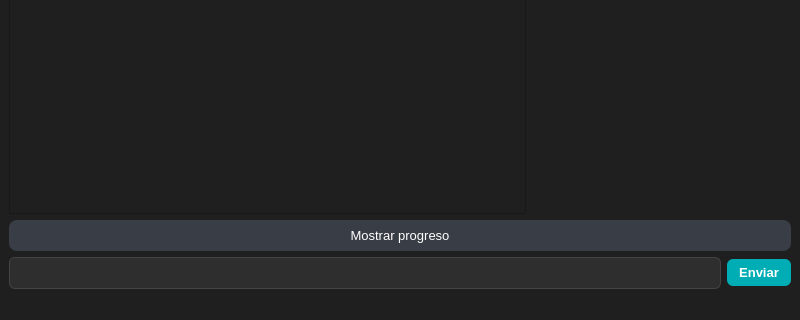
Old version of the form slrtutorwindow.ui in the repository jose-rZM/SyntaxTutor; both pictures show x 0 to 800 and y 280 to 600 of the 800 by 600 pixel window.
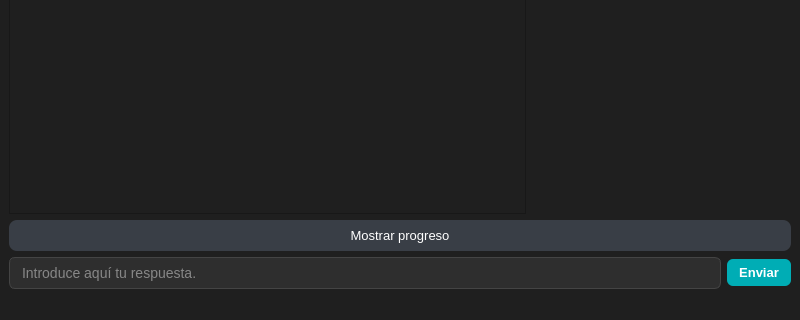
New version of the form.

Commit message: change pdf style and fix (finally) bug when epsilon is in delta

```diff
--- a/slrtutorwindow.ui
+++ b/slrtutorwindow.ui
@@ -87,6 +87,9 @@
     padding: 6px 10px;
     font-size: 14px;</string>
         </property>
+        <property name="placeholderText">
+         <string>Introduce aquí tu respuesta.</string>
+        </property>
        </widget>
       </item>
       <item>
```
The commit also changes 2 other files.
